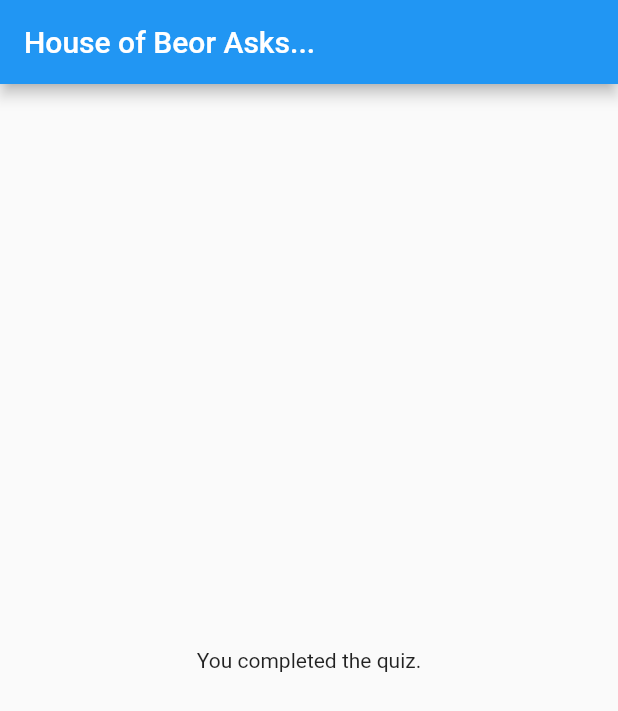
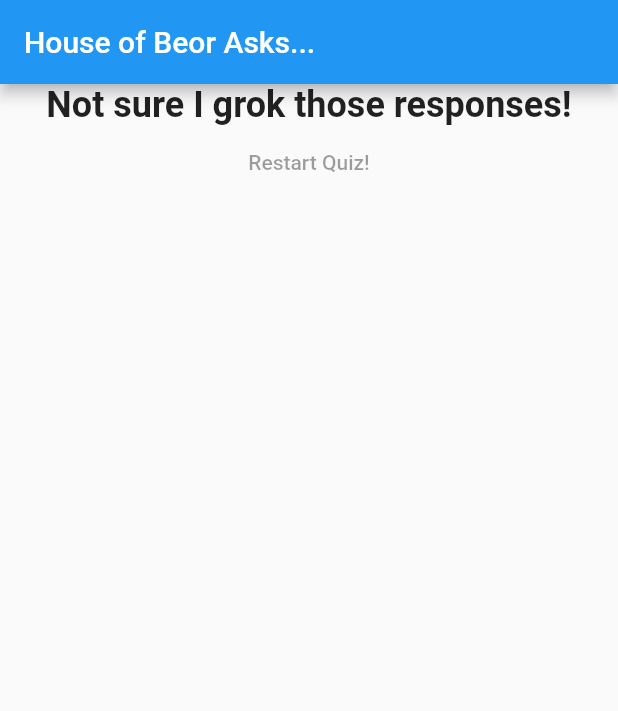
Before and after one commit to berenerchamion/flutter_oreilly1, a Flutter app: the screen it shows after launch, after a tap on "Black", after a tap on "Cat", after a tap on "Budweiser", on a phone screen of 412 x 824 dp. Shown: the top 711 px of the screen. Run offline on Flutter 3.47's test engine with Material 2 defaults, Android fonts, the phone set to English and light mode, and no system bars.

Commit message:
Calculating results and flutter update.

```diff
--- a/lib/main.dart
+++ b/lib/main.dart
@@ -25,7 +25,7 @@ class _MyAppState extends State<MyApp> {
       'answers': [
         {'text': 'Black', 'score': 10},
         {'text': 'Blue', 'score': 6},
-        {'text': 'Red', 'score': 5},
+        {'text': 'Red', 'score': 4},
         {'text': 'Green', 'score': 3},
         {'text': 'Yellow', 'score': 1},
       ],
@@ -34,7 +34,7 @@ class _MyAppState extends State<MyApp> {
       'questionText': 'What\'s your favorite animal?',
       'answers': [
         {'text': 'Dog', 'score': 10},
-        {'text': 'Cat', 'score': 5},
+        {'text': 'Cat', 'score': 4},
         {'text': 'Zebra', 'score': 3},
         {'text': 'Snake', 'score': 2},
       ],
@@ -43,9 +43,9 @@ class _MyAppState extends State<MyApp> {
       'questionText': 'What\'s your favorite beer?',
       'answers': [
         {'text': 'Troeg\'s Perpetual IPA', 'score': 10},
-        {'text': 'Jai Alai IPA', 'score': 10},
-        {'text': 'Budweiser', 'score': 10},
-        {'text': 'Guinness', 'score': 10},
+        {'text': 'Jai Alai IPA', 'score': 5},
+        {'text': 'Budweiser', 'score': 3},
+        {'text': 'Guinness', 'score': 2},
       ],
     },
   ];
@@ -79,7 +79,7 @@ class _MyAppState extends State<MyApp> {
                 questions: _questions,
                 questionIndex: _questionIndex,
               )
-            : Result(),
+            : Result(_totalScore),
       ), //End Scaffold
     ); //End MaterialApp
   }
--- a/lib/result.dart
+++ b/lib/result.dart
@@ -1,10 +1,45 @@
 import 'package:flutter/material.dart';
 
 class Result extends StatelessWidget {
+  final int result;
+
+  Result(this.result);
+
+  String get resultString {
+    String resultText;
+
+    print(result);
+
+    if (result <= 10) {
+      resultText = 'You are awesome great choices!';
+    } else if (result <= 18) {
+      resultText = 'Not sure I grok those responses!';
+    } else if (result <= 25) {
+      resultText = 'That is a wacky bunch of answers!';
+    } else {
+      resultText = 'Yikes...';
+    }
+    return resultText;
+  }
+
   @override
-  Widget build (BuildContext context) {
+  Widget build(BuildContext context) {
     return Center(
-      child: Text('You completed the quiz.'),
+      child: Column(
+        children: [
+          Text(
+            resultString,
+            style: TextStyle(
+              fontSize: 24,
+              fontWeight: FontWeight.bold,
+            ),
+            textAlign: TextAlign.center,
+          ), //texxt
+          FlatButton(
+            child: Text("Restart Quiz!"),
+          ), //button
+        ],
+      ), //column
     );
   }
 }
```
Also changed, not shown: pubspec.lock.
